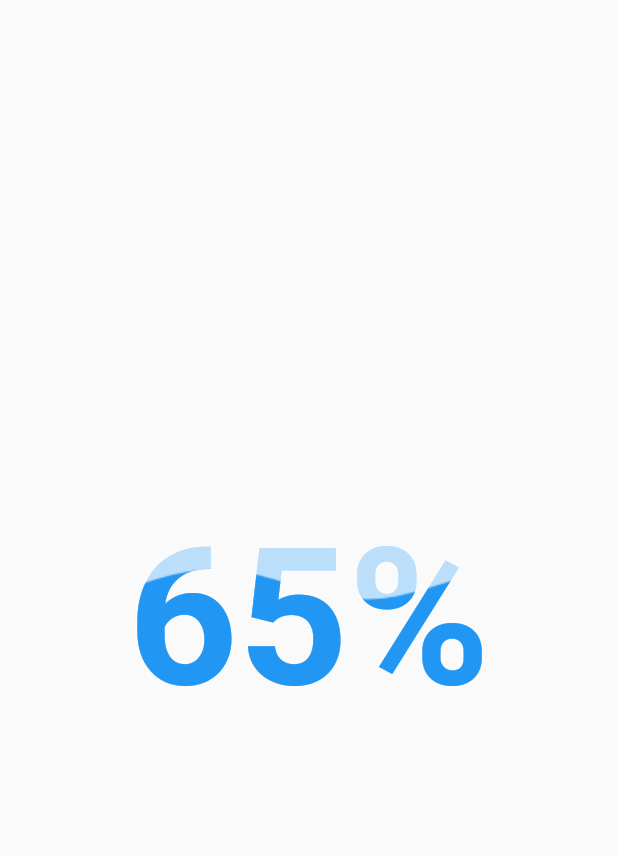
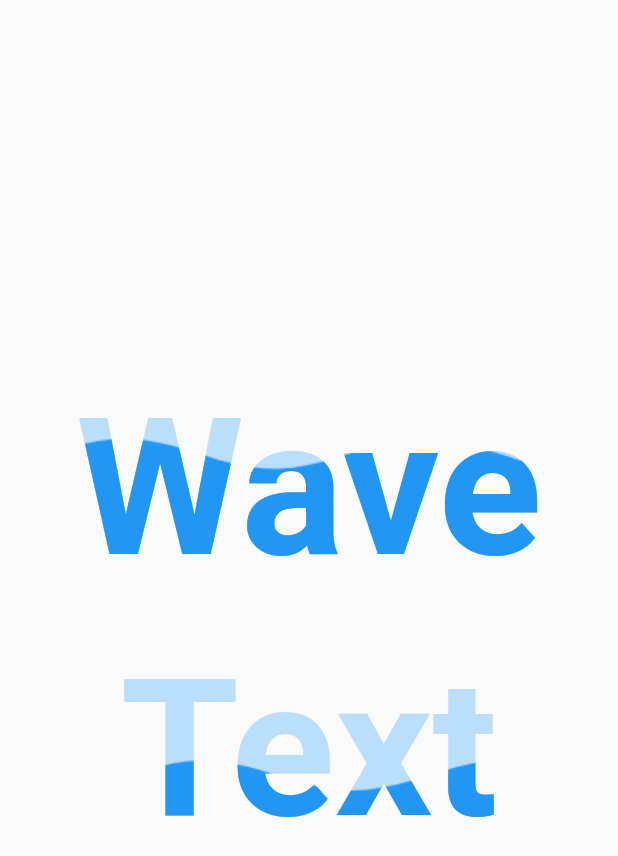
Before and after one commit to vferreirati/Custom-Render-Objects, a Flutter app: the TextWaveScreen screen opened by its route, on a phone screen of 412 x 824 dp. Shown: the top 856 px of the screen. Run offline on Flutter 3.47's test engine with Material 2 defaults, Android fonts, the phone set to English and light mode, and no system bars; our stand-ins replace go_router.

```diff
--- a/lib/src/features/text_wave/text_wave_screen.dart
+++ b/lib/src/features/text_wave/text_wave_screen.dart
@@ -12,9 +12,14 @@ class TextWaveScreen extends StatelessWidget {
     const percentage = 0.65;
 
     return Scaffold(
-      body: Center(
-        child: TextWave(
-          text: '${(percentage * 100).floor()}%',
+      body: SizedBox(
+        width: double.infinity,
+        child: Column(
+          crossAxisAlignment: CrossAxisAlignment.center,
+          children: [
+            const Spacer(),
+            TextWave(
+              text: 'Wave',
               wavePercentage: percentage,
               style: TextStyle(
                 color: Colors.blue[100],
@@ -22,6 +27,20 @@ class TextWaveScreen extends StatelessWidget {
                 fontSize: 128,
               ),
             ),
+            const SizedBox(height: 24.0),
+            TextWave(
+              text: 'Text',
+              axis: Axis.vertical,
+              wavePercentage: percentage,
+              style: TextStyle(
+                color: Colors.blue[100],
+                fontWeight: FontWeight.bold,
+                fontSize: 128,
+              ),
+            ),
+            const Spacer(),
+          ],
+        ),
       ),
     );
   }
--- a/lib/src/features/text_wave/widgets/text_wave.dart
+++ b/lib/src/features/text_wave/widgets/text_wave.dart
@@ -8,6 +8,7 @@ class TextWave extends StatefulWidget {
     required this.text,
     required this.style,
     this.wavePercentage = 0.5,
+    this.axis = Axis.horizontal,
   });
 
   final String text;
@@ -15,6 +16,8 @@ class TextWave extends StatefulWidget {
   final TextStyle style;
 
   final double wavePercentage;
+
+  final Axis axis;
 
   @override
   State<TextWave> createState() => _TextWaveState();
@@ -48,7 +51,8 @@ class _TextWaveState extends State<TextWave> with TickerProviderStateMixin {
       builder: (context, value, child) => WaveShaderMask(
         waveColor: Colors.blue,
         waveOffset: value,
-        wavePercentage: widget.wavePercentage,
+        wavePercentage:
+            widget.axis == Axis.vertical ? value : widget.wavePercentage,
         blendMode: BlendMode.srcATop,
         child: Text(
           widget.text,
```
Lines whose indentation alone changed are shown as unchanged.
